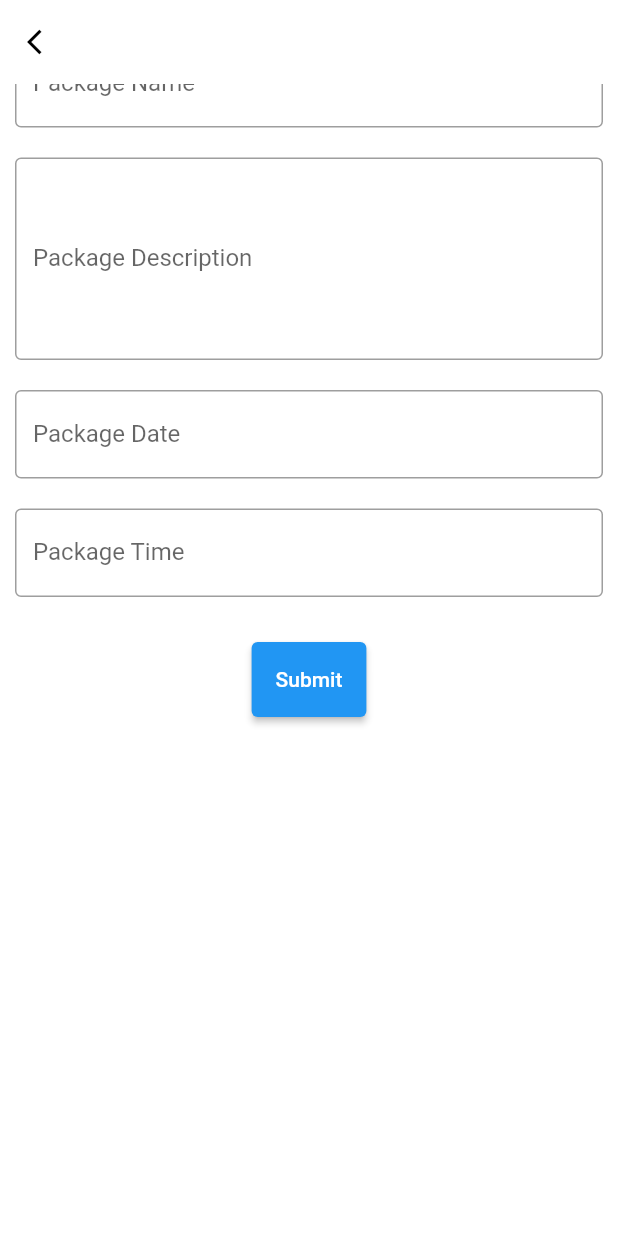
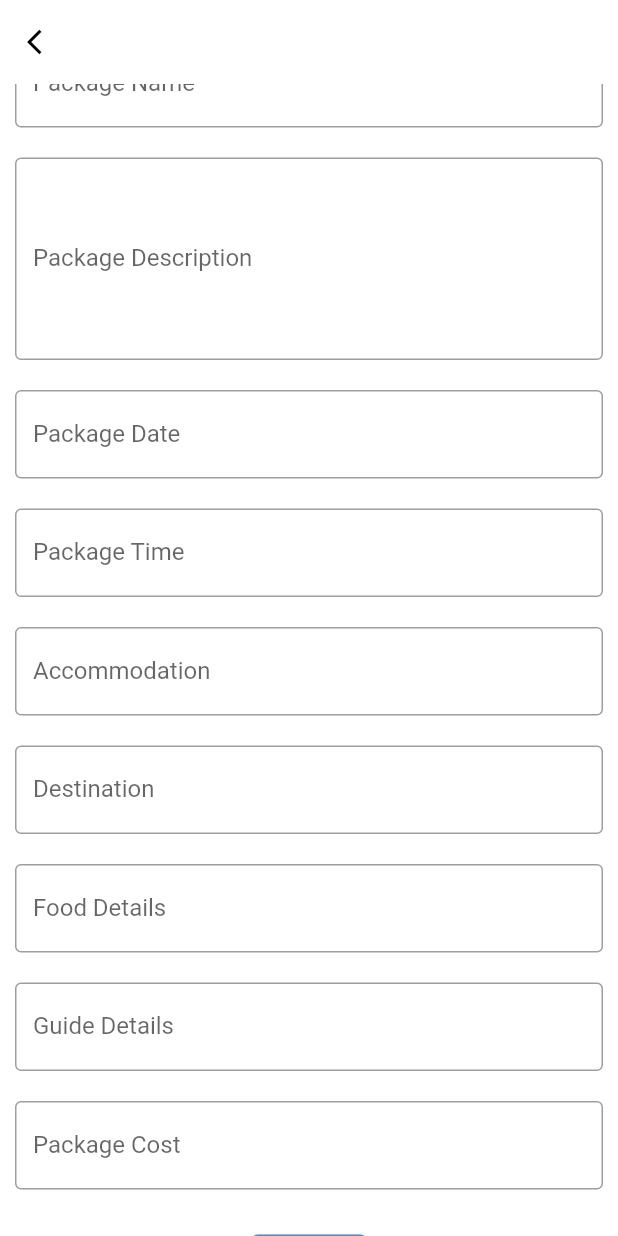
Before and after one commit to lubnawahid/industrialvisit, a Flutter app: the packageadd screen opened directly, scrolled down 56 dp, on a phone screen of 412 x 824 dp. Run offline on Flutter 3.47's test engine with Material 2 defaults, Android fonts, the light colour scheme and no system bars.

Commit message:
industrial visit

```diff
--- a/lib/travelagency/packageadd.dart
+++ b/lib/travelagency/packageadd.dart
@@ -88,10 +88,70 @@ class packageadd extends StatelessWidget {
                         ),
                       ),
                     ),
+                    Container(
+                      padding: const EdgeInsets.all(10),
+                      child: TextField(
+                        controller: nameController,
+                        decoration: const InputDecoration(
+
+                          border: OutlineInputBorder(),
+                          labelText: 'Accommodation',
+                          hintText: 'Accommodation',
+                        ),
+                      ),
+                    ),
+                    Container(
+                      padding: const EdgeInsets.all(10),
+                      child: TextField(
+                        controller: nameController,
+                        decoration: const InputDecoration(
+
+                          border: OutlineInputBorder(),
+                          labelText: 'Destination',
+                          hintText: 'Destination',
+                        ),
+                      ),
+                    ),
+                    Container(
+                      padding: const EdgeInsets.all(10),
+                      child: TextField(
+                        controller: nameController,
+                        decoration: const InputDecoration(
+
+                          border: OutlineInputBorder(),
+                          labelText: 'Food Details',
+                          hintText: 'Food Details',
+                        ),
+                      ),
+                    ),
+                    Container(
+                      padding: const EdgeInsets.all(10),
+                      child: TextField(
+                        controller: nameController,
+                        decoration: const InputDecoration(
+
+                          border: OutlineInputBorder(),
+                          labelText: 'Guide Details',
+                          hintText: 'Guide Details',
+                        ),
+                      ),
+                    ),
+                    Container(
+                      padding: const EdgeInsets.all(10),
+                      child: TextField(
+                        controller: nameController,
+                        decoration: const InputDecoration(
+
+                          border: OutlineInputBorder(),
+                          labelText: 'Package Cost',
+                          hintText: 'Package Cost',
+                        ),
+                      ),
+                    ),
                     SizedBox(height: 20,),
                     Container(
                         height: 50,
-                        padding: const EdgeInsets.fromLTRB(10, 0, 10, 0),
+                        padding: const EdgeInsets.fromLTRB(15, 0, 15, 0),
                         child: ElevatedButton(
                           child: const Text('Submit'),
                           onPressed: () {
--- a/lib/userregister.dart
+++ b/lib/userregister.dart
@@ -66,7 +66,6 @@ class _userregisterState extends State<userregister> {
                   child: TextField(
 
                     decoration: InputDecoration(
-
 
 
 
```
